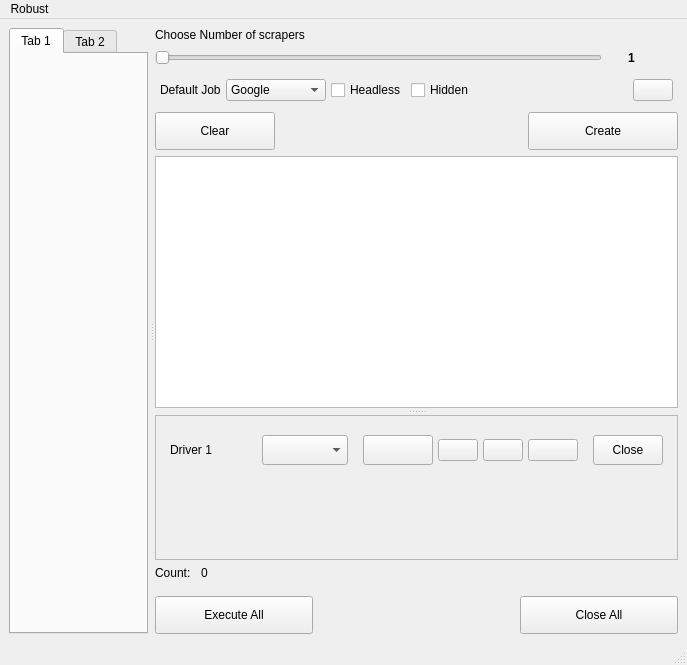
Qt form ui/uimain.ui (DevGadBadr/robust) before a commit.
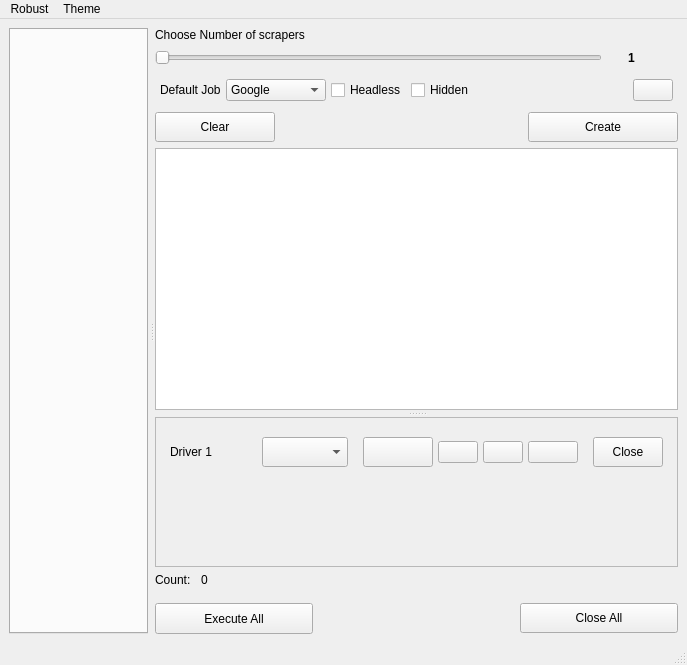
The same form after that commit. Icons and pictures are not drawn.

Commit message: add dark theme

What changed in the file:
```diff
--- a/ui/uimain.ui
+++ b/ui/uimain.ui
@@ -26,21 +26,16 @@
       <widget class="QWidget" name="driverWindow" native="true">
        <layout class="QHBoxLayout" name="horizontalLayout_3">
         <item>
-         <widget class="QTabWidget" name="tabWidget">
+         <widget class="QTabWidget" name="driversTabWidget">
+          <property name="tabPosition">
+           <enum>QTabWidget::North</enum>
+          </property>
+          <property name="tabShape">
+           <enum>QTabWidget::Rounded</enum>
+          </property>
           <property name="currentIndex">
            <number>0</number>
           </property>
-          <widget class="QWidget" name="tab">
-           <attribute name="title">
-            <string>Tab 1</string>
-           </attribute>
-           <layout class="QHBoxLayout" name="horizontalLayout_4"/>
-          </widget>
-          <widget class="QWidget" name="tab_2">
-           <attribute name="title">
-            <string>Tab 2</string>
-           </attribute>
-          </widget>
          </widget>
         </item>
        </layout>
@@ -283,7 +278,7 @@
             <property name="minimumSize">
              <size>
               <width>120</width>
-              <height>0</height>
+              <height>30</height>
              </size>
             </property>
             <property name="maximumSize">
@@ -293,7 +288,7 @@
              </size>
             </property>
             <property name="styleSheet">
-             <string notr="true">height:30px;</string>
+             <string notr="true"/>
             </property>
             <property name="text">
              <string>Clear</string>
@@ -321,13 +316,11 @@
             <property name="minimumSize">
              <size>
               <width>150</width>
-              <height>0</height>
+              <height>30</height>
              </size>
             </property>
             <property name="styleSheet">
-             <string notr="true">
-height:30px;
-max-width:300px;</string>
+             <string notr="true"/>
             </property>
             <property name="text">
              <string>Create</string>
@@ -365,7 +358,7 @@
               <x>0</x>
               <y>0</y>
               <width>477</width>
-              <height>123</height>
+              <height>129</height>
              </rect>
             </property>
             <layout class="QVBoxLayout" name="scrollAreaLayout">
@@ -640,8 +633,7 @@
                </size>
               </property>
               <property name="styleSheet">
-               <string notr="true">height:30px;
-</string>
+               <string notr="true"/>
               </property>
               <property name="text">
                <string>Execute All</string>
@@ -666,6 +658,12 @@
             </item>
             <item>
              <widget class="QPushButton" name="closeAllButton">
+              <property name="minimumSize">
+               <size>
+                <width>0</width>
+                <height>30</height>
+               </size>
+              </property>
               <property name="maximumSize">
                <size>
                 <width>200</width>
@@ -673,8 +671,7 @@
                </size>
               </property>
               <property name="styleSheet">
-               <string notr="true">height:30px;
-</string>
+               <string notr="true"/>
               </property>
               <property name="text">
                <string>Close All</string>
@@ -706,7 +703,15 @@
     </property>
     <addaction name="exitAction"/>
    </widget>
+   <widget class="QMenu" name="menuTheme">
+    <property name="title">
+     <string>Theme</string>
+    </property>
+    <addaction name="actionDark"/>
+    <addaction name="actionLight"/>
+   </widget>
    <addaction name="menuRobust"/>
+   <addaction name="menuTheme"/>
   </widget>
   <widget class="QStatusBar" name="statusbar"/>
   <action name="exitAction">
```
Left out of the diff: 21 changed lines with no effect on the pictures. The commit also changes 6 other files.
